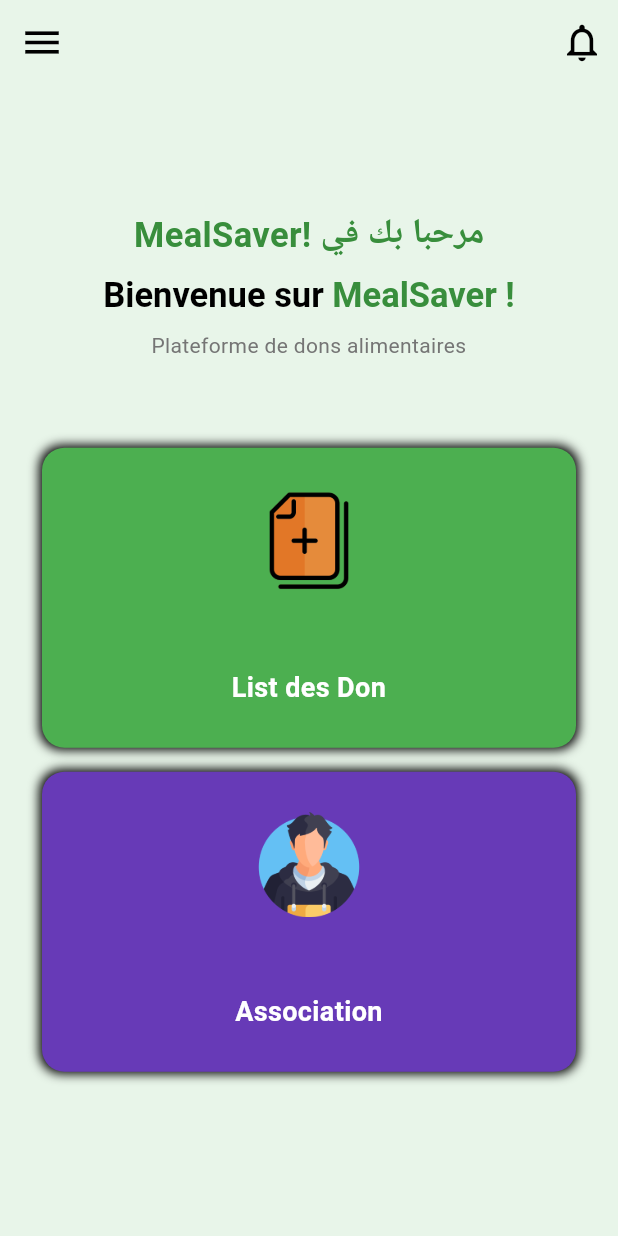
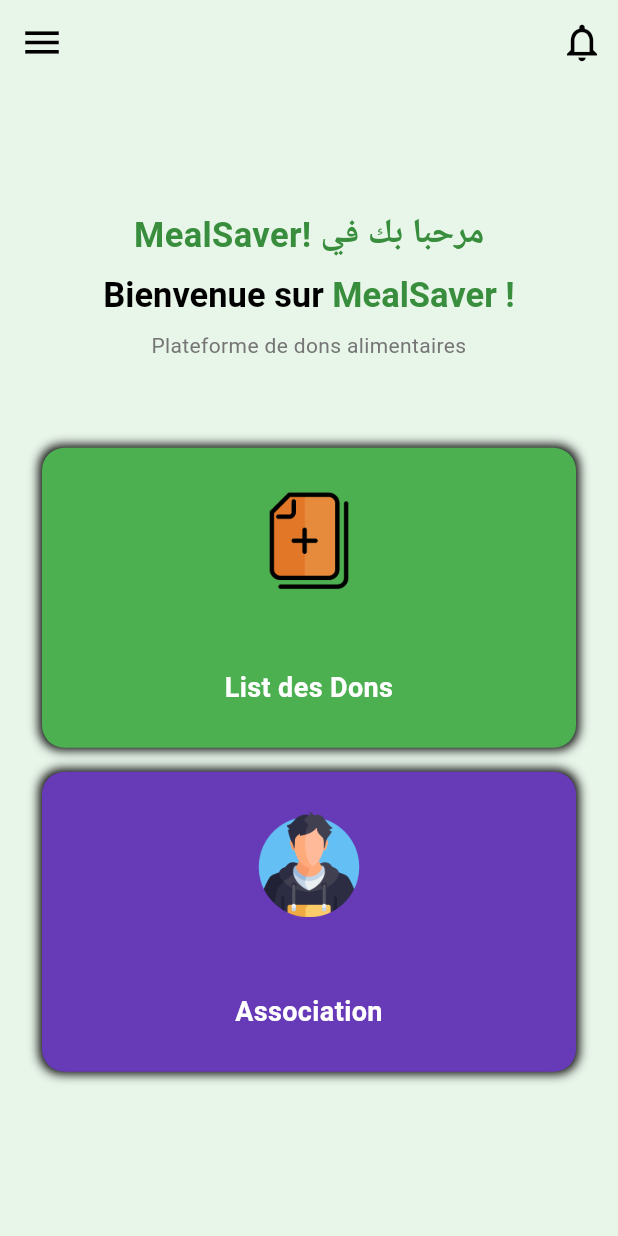
Before and after one commit to mohamedamine-code/hack4food_v2, a Flutter app: the AssosiationHomePage screen opened directly, on a phone screen of 412 x 824 dp. Run offline on Flutter 3.47's test engine with Material 3 defaults, Android fonts, the phone set to English and light mode, and no system bars; our stand-ins replace image_picker; missing offline and left inert: dart:ffi.

Commit message:
some little change

```diff
--- a/lib/pages/screens/assosiation_home_page.dart
+++ b/lib/pages/screens/assosiation_home_page.dart
@@ -15,7 +15,7 @@ class AssosiationHomePage extends StatefulWidget {
 }
 
 class _HomePageState extends State<AssosiationHomePage> {
-   void _showNotifications(BuildContext context) {
+  void _showNotifications(BuildContext context) {
     ScaffoldMessenger.of(context).showSnackBar(
       SnackBar(
         content: const Text('Aucune nouvelle notification'),
@@ -25,6 +25,7 @@ class _HomePageState extends State<AssosiationHomePage> {
       ),
     );
   }
+
   final Color primaryColor = Colors.green.shade700;
   final GlobalKey<ScaffoldState> _scaffoldKey = GlobalKey<ScaffoldState>();
 
@@ -39,6 +40,7 @@ class _HomePageState extends State<AssosiationHomePage> {
     Navigator.push(context, MaterialPageRoute(builder: (context)=>AssociationProfileScreen()));
   }
   void go_profile(){}
+
   void _openSettings() {
     Navigator.pop(context);
     Navigator.push(
@@ -57,11 +59,11 @@ class _HomePageState extends State<AssosiationHomePage> {
   @override
   Widget build(BuildContext context) {
     List MyList=[
-    ['List des Don','assets/img/file.png',Colors.green,go_tolist],
+    ['List des Dons','assets/img/file.png',Colors.green,go_tolist],
     ['Association','assets/img/boy.png',Colors.deepPurple,go_profile_assocition],
   ];
-
     return Scaffold(
+      key: _scaffoldKey,
       drawer: Drawer(
       backgroundColor: const Color(0xFFE8F5E9),
       child: ListView(
@@ -178,6 +180,7 @@ class _HomePageState extends State<AssosiationHomePage> {
           ),
         ),
       ),
+
     );
   }
 }
```
Also changed, not shown: lib/pages/screens/user_home_page.dart (+11 -17 lines).
